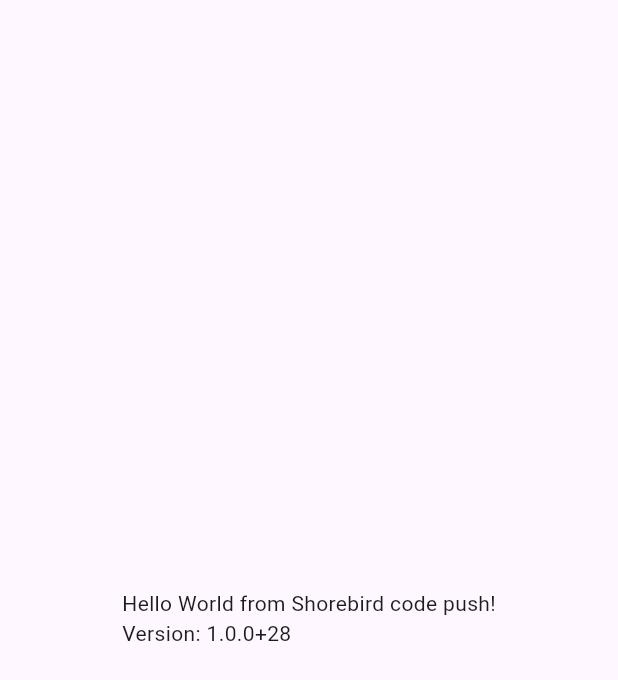
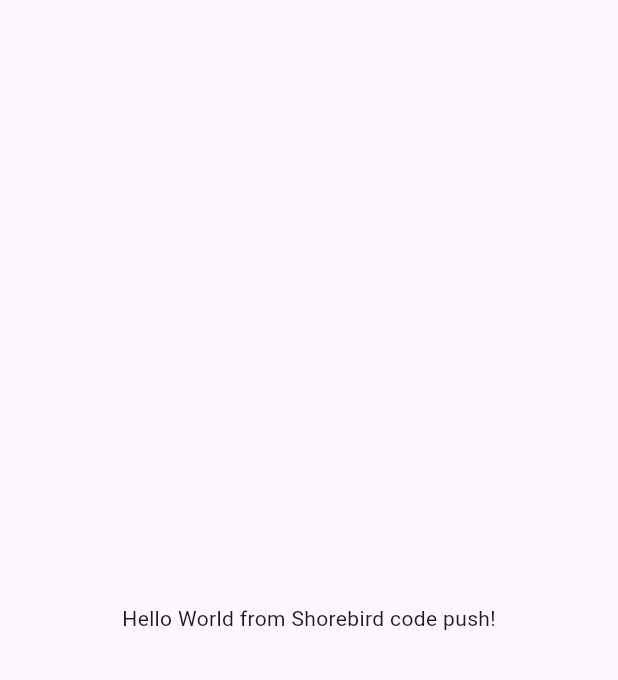
Before and after one commit to masa-tokyo/codemagic_sample_app, a Flutter app: the screen it shows after launch, on a phone screen of 412 x 824 dp. Shown: the top 680 px of the screen. Run offline on Flutter 3.47's test engine with Material 3 defaults, Android fonts, the light colour scheme and no system bars.

Commit message:
update text

```diff
--- a/lib/main.dart
+++ b/lib/main.dart
@@ -12,8 +12,7 @@
     return const MaterialApp(
       home: Scaffold(
         body: Center(
-          child:
-              Text('Hello World from Shorebird code push!\nVersion: 1.0.0+28'),
+          child: Text('Hello World from Shorebird code push!'),
         ),
       ),
     );
```
